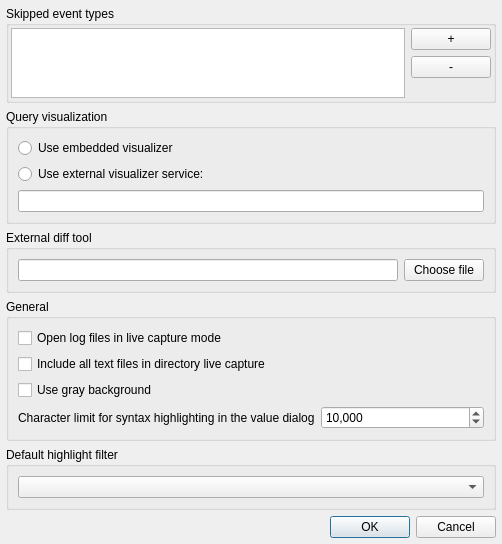
Before: the Qt Designer form src/optionsdlg.ui in tableau/tableau-log-viewer, drawn with Qt 5.
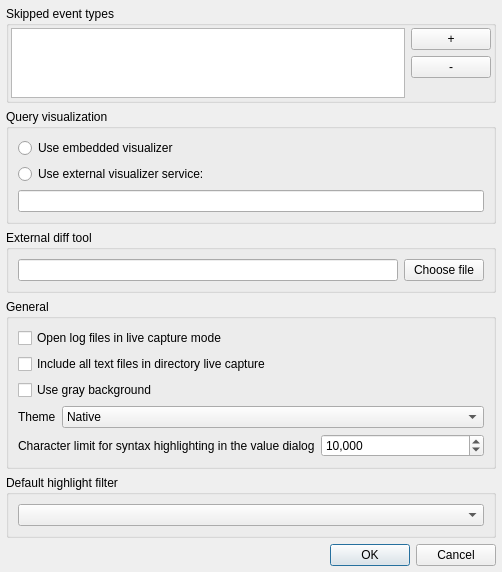
After: the same form once the commit is applied.

Commit message: Added Themes and the ability to switch them on the fly and save/load them in the settings

Diff of the .ui file:
```diff
--- a/src/optionsdlg.ui
+++ b/src/optionsdlg.ui
@@ -209,6 +209,41 @@
           </property>
          </widget>
         </item>
+        <item>
+         <layout class="QFormLayout" name="themeFormLayout">
+          <item row="0" column="0">
+           <widget class="QLabel" name="themeLabel">
+            <property name="text">
+             <string>Theme</string>
+            </property>
+           </widget>
+          </item>
+          <item row="0" column="1">
+           <widget class="QComboBox" name="themeComboBox">
+            <item>
+             <property name="text">
+              <string>Native</string>
+             </property>
+            </item>
+            <item>
+             <property name="text">
+              <string>Dark Fusion</string>
+             </property>
+            </item>
+            <item>
+             <property name="text">
+              <string>Solarized Light</string>
+             </property>
+            </item>
+            <item>
+             <property name="text">
+              <string>Solarized Dark</string>
+             </property>
+            </item>
+           </widget>
+          </item>
+         </layout>
+        </item>
         <item>
          <layout class="QFormLayout" name="formLayout">
           <item row="0" column="0">
```
The commit also changes 13 other files.
